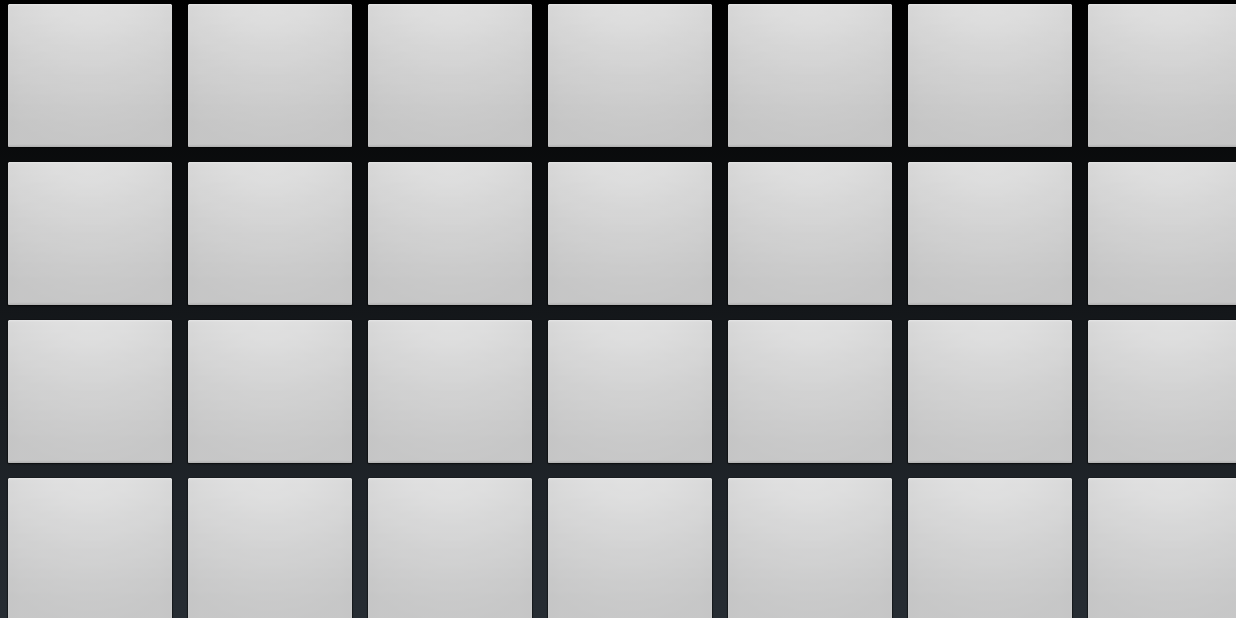
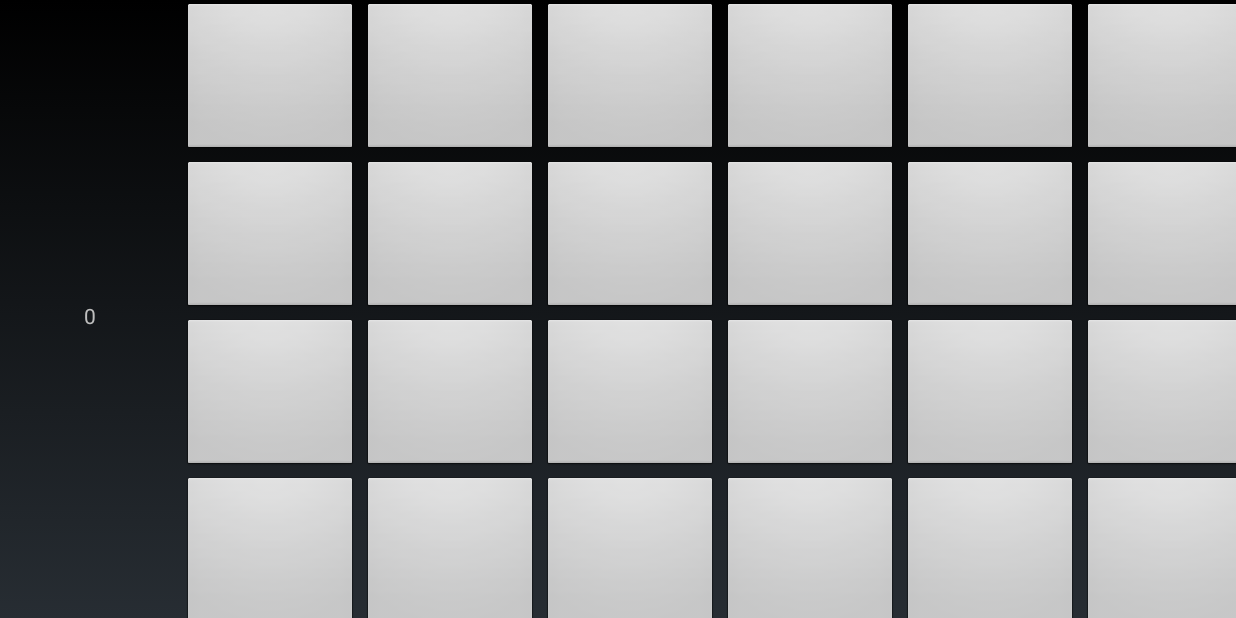
Before and after one commit to ZyGan1999/LOPH, an Android app: the GameActivity screen opened directly, with no data from a screen before it, on a phone screen of 824 x 412 dp (held sideways). Run offline under Robolectric (Android 15) with nearby library versions, the phone set to English and light mode, and no system bars; 1 statement that could not run was skipped.

Commit message:
TimeCountDown,Score TextView,listener and 2d array for buttons

```diff
--- a/app/src/main/java/com/pigeonhunter/loph/GameActivity.java
+++ b/app/src/main/java/com/pigeonhunter/loph/GameActivity.java
@@ -9,14 +9,18 @@ import android.text.Layout;
 import android.util.AttributeSet;
 import android.util.DisplayMetrics;
 import android.util.Log;
+import android.view.Gravity;
 import android.view.View;
 import android.view.WindowManager;
 import android.widget.Button;
 import android.widget.GridLayout;
 import android.widget.ImageButton;
 import android.widget.LinearLayout;
+import android.widget.TextView;
 
 public class GameActivity extends Activity {
+    private int score = 0;
+    private TextView scoretv;
     @Override
     protected void onCreate(@Nullable Bundle savedInstanceState) {
         super.onCreate(savedInstanceState);
@@ -34,14 +38,18 @@ public class GameActivity extends Activity {
         // 屏幕宽度算法:屏幕宽度（像素）/屏幕密度
         int screenWidth = (int) (width / density);  // 屏幕宽度(dp)
         int screenHeight = (int) (height / density);// 屏幕高度(dp)
-        /*
-        ImageButton ibt = new ImageButton(this );
-        ibt.setScaleX(0.5f);
-        ibt.setScaleY(0.5f);
-        ibt.setImageDrawable(getResources().getDrawable(R.drawable.bbutton));
-        GameLayout.addView(ibt);
-        */
-        GridLayout gl = findViewById(R.id.GridLayout1);
+
+        GridLayout gl = findViewById(R.id.GridLayout1); // rowcount = 4 , columncount = 7
+        scoretv = new TextView(this);
+        scoretv.setText(""+score);
+        GridLayout.LayoutParams tvparams = new GridLayout.LayoutParams();
+        tvparams.rowSpec = GridLayout.spec(0,4);
+        tvparams.setGravity(Gravity.CENTER);
+        gl.addView(scoretv,tvparams);
+
+        Button bts[][] = new Button[gl.getRowCount()][gl.getColumnCount()];
+
+
         for(int i = 0;i < 28;++i){
             Button bt = new Button(this);
             bt.setId(i);
@@ -49,6 +57,14 @@ public class GameActivity extends Activity {
             params.width = width/gl.getColumnCount();
             params.height = height/gl.getRowCount();
             params.setMargins(2,2,2,2);
+            bt.setOnClickListener(new View.OnClickListener() {
+                @Override
+                public void onClick(View v) {
+                    score++;
+                    scoretv.setText(""+score);
+                }
+            });
+            bts[i/gl.getRowCount()][i%gl.getColumnCount()] = bt;
             gl.addView(bt,params);
         }
 
```
Also changed, not shown: app/src/main/java/com/pigeonhunter/loph/handlers/TimeCountDown.java (added, +24 -0 lines).
